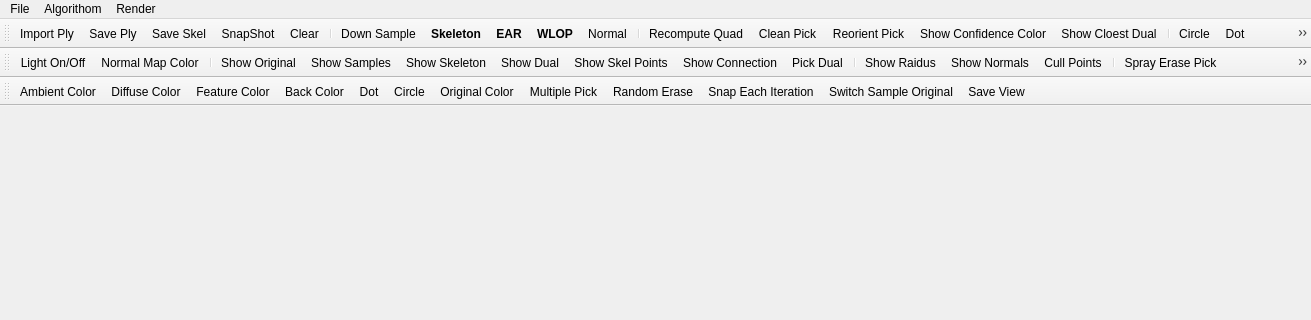
Qt form point-cloud-2015/mainwindow.ui (sunwaylive/Point-Cloud-Processing-2015) before a commit; both pictures show x 0 to 1311 and y 0 to 320 of the 1311 by 573 pixel window.
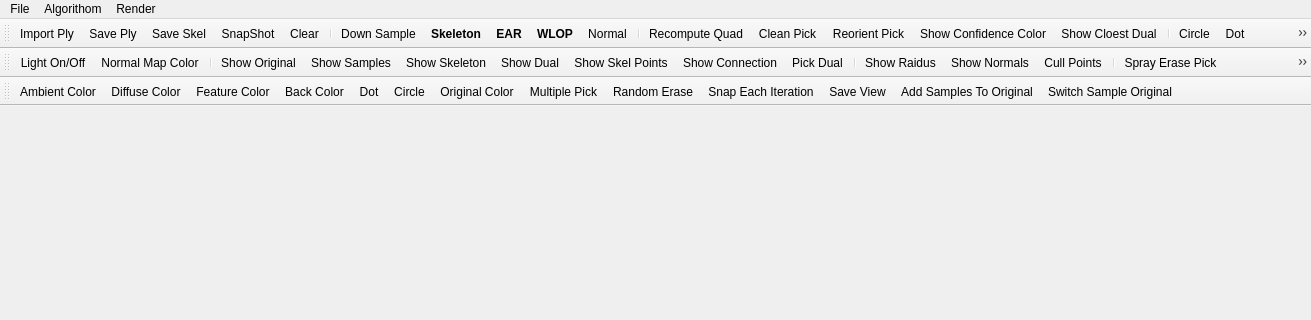
The same form after that commit. Icons and pictures are not drawn.

Diff of the .ui file:
```diff
--- a/point-cloud-2015/mainwindow.ui
+++ b/point-cloud-2015/mainwindow.ui
@@ -308,8 +308,9 @@
    <addaction name="actionMultiple_Pick"/>
    <addaction name="actionRandom_Erase"/>
    <addaction name="actionSnap_Each_Iteration"/>
-   <addaction name="actionSwitch_Sample_Original"/>
    <addaction name="actionSave_View"/>
+   <addaction name="actionAdd_Samples_To_Original"/>
+   <addaction name="actionSwitch_Sample_Original"/>
   </widget>
   <action name="actionImport_Ply">
    <property name="icon">
```
